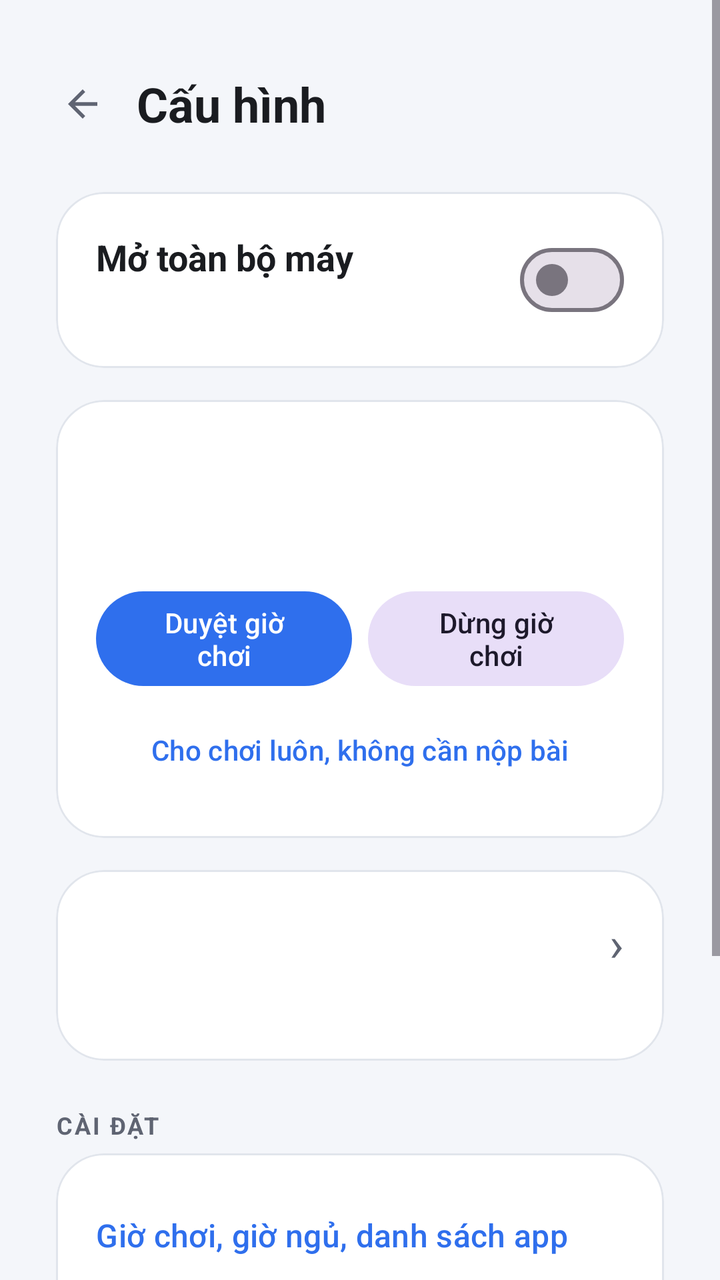
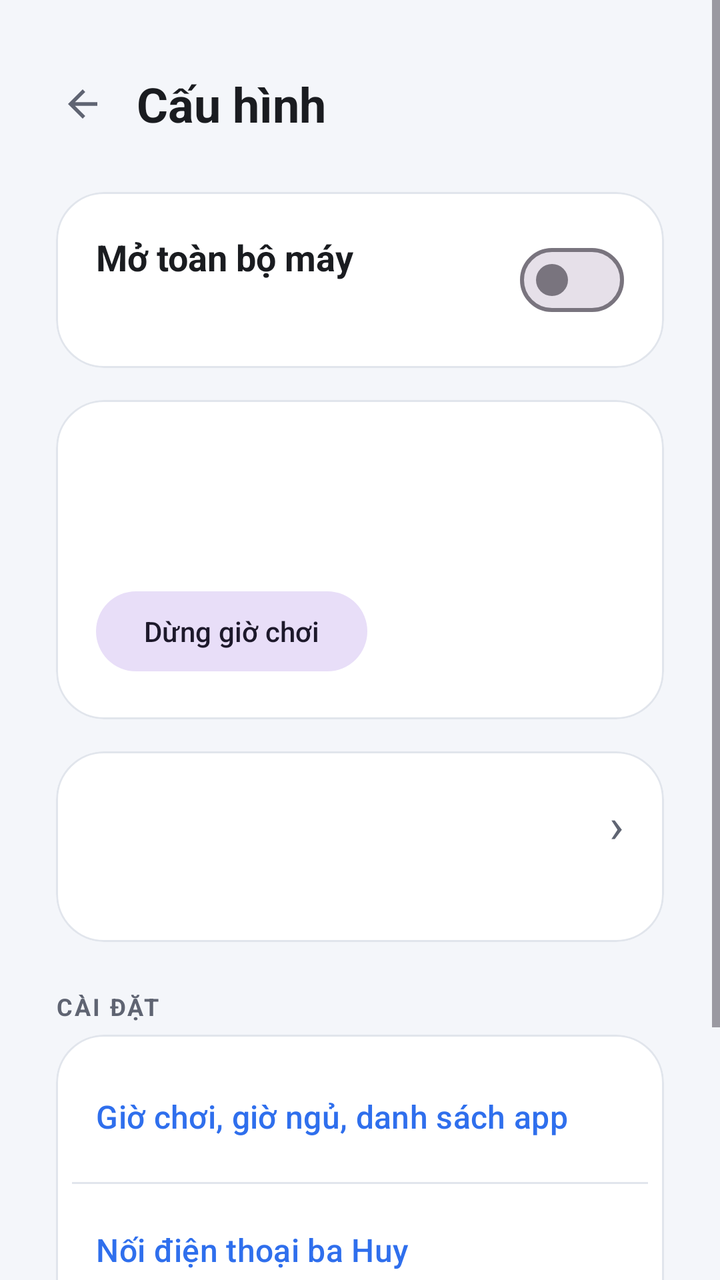

The first picture is an Android layout as it rendered before a commit; the second is the same layout after the commit. The layout source and the unified diff follow.
<!-- AndroidManifest.xml: application theme Theme.HomeworkGate -->
<!-- res/layout/activity_parent.xml -->
<?xml version="1.0" encoding="utf-8"?>
<androidx.constraintlayout.widget.ConstraintLayout
    xmlns:android="http://schemas.android.com/apk/res/android"
    xmlns:app="http://schemas.android.com/apk/res-auto"
    android:id="@+id/root"
    android:layout_width="match_parent"
    android:layout_height="match_parent">

    <ScrollView
        android:layout_width="0dp"
        android:layout_height="0dp"
        android:fillViewport="true"
        app:layout_constraintBottom_toBottomOf="parent"
        app:layout_constraintEnd_toEndOf="parent"
        app:layout_constraintStart_toStartOf="parent"
        app:layout_constraintTop_toTopOf="parent">

    <LinearLayout
        android:layout_width="match_parent"
        android:layout_height="wrap_content"
        android:orientation="vertical"
        android:padding="28dp">

        
        <LinearLayout
            android:layout_width="match_parent"
            android:layout_height="wrap_content"
            android:gravity="center_vertical">

            <com.google.android.material.button.MaterialButton
                android:id="@+id/btn_done"
                style="@style/Widget.Material3.Button.IconButton"
                android:layout_width="48dp"
                android:layout_height="48dp"
                android:layout_marginStart="-12dp"
                android:layout_marginEnd="4dp"
                android:contentDescription="Quay lại"
                app:icon="@drawable/st_ic_quay_lai"
                app:iconSize="22dp"
                app:iconTint="@color/ink_soft" />

            <TextView
                android:layout_width="0dp"
                android:layout_height="wrap_content"
                android:layout_weight="1"
                android:text="Cấu hình"
                android:textColor="@color/ink"
                android:textSize="24sp"
                android:textStyle="bold" />
        </LinearLayout>

        
        <com.google.android.material.card.MaterialCardView
            android:id="@+id/card_warning"
            style="@style/Card"
            android:layout_width="match_parent"
            android:layout_height="wrap_content"
            android:layout_marginTop="20dp"
            app:cardBackgroundColor="@color/alert_soft"
            android:visibility="gone">

            <LinearLayout
                android:layout_width="match_parent"
                android:layout_height="wrap_content"
                android:orientation="vertical"
                android:padding="18dp">

                <TextView
                    android:id="@+id/txt_warning_title"
                    android:layout_width="wrap_content"
                    android:layout_height="wrap_content"
                    android:textColor="@color/ink"
                    android:textSize="16sp"
                    android:textStyle="bold" />

                <LinearLayout
                    android:id="@+id/box_warning"
                    android:layout_width="match_parent"
                    android:layout_height="wrap_content"
                    android:layout_marginTop="4dp"
                    android:orientation="vertical" />
            </LinearLayout>
        </com.google.android.material.card.MaterialCardView>

        
        <com.google.android.material.card.MaterialCardView
            android:id="@+id/card_unlock"
            style="@style/Card"
            android:layout_width="match_parent"
            android:layout_height="wrap_content"
            android:layout_marginTop="20dp">

            <LinearLayout
                android:layout_width="match_parent"
                android:layout_height="wrap_content"
                android:gravity="center_vertical"
                android:padding="20dp">

                <LinearLayout
                    android:layout_width="0dp"
                    android:layout_height="wrap_content"
                    android:layout_weight="1"
                    android:layout_marginEnd="16dp"
                    android:orientation="vertical">

                    <TextView
                        android:layout_width="wrap_content"
                        android:layout_height="wrap_content"
                        android:text="Mở toàn bộ máy"
                        android:textColor="@color/ink"
                        android:textSize="18sp"
                        android:textStyle="bold" />

                    <TextView
                        android:id="@+id/txt_unlock_detail"
                        android:layout_width="match_parent"
                        android:layout_height="wrap_content"
                        android:layout_marginTop="4dp"
                        android:textColor="@color/ink_soft"
                        android:textSize="14sp" />
                </LinearLayout>

                <com.google.android.material.materialswitch.MaterialSwitch
                    android:id="@+id/sw_unlock"
                    android:layout_width="wrap_content"
                    android:layout_height="wrap_content" />
            </LinearLayout>
        </com.google.android.material.card.MaterialCardView>

        <com.google.android.material.card.MaterialCardView
            style="@style/Card"
            android:layout_width="match_parent"
            android:layout_height="wrap_content"
            android:layout_marginTop="16dp">

            <LinearLayout
                android:layout_width="match_parent"
                android:layout_height="wrap_content"
                android:orientation="vertical"
                android:padding="20dp">

                <TextView
                    android:id="@+id/txt_state"
                    android:layout_width="match_parent"
                    android:layout_height="wrap_content"
                    android:textColor="@color/ink"
                    android:textSize="20sp"
                    android:textStyle="bold" />

                <TextView
                    android:id="@+id/txt_detail"
                    android:layout_width="match_parent"
                    android:layout_height="wrap_content"
                    android:layout_marginTop="4dp"
                    style="@style/Text.Body" />

                <LinearLayout
                    android:layout_width="match_parent"
                    android:layout_height="wrap_content"
                    android:layout_marginTop="18dp">

                    <com.google.android.material.button.MaterialButton
                        android:id="@+id/btn_grant"
                        android:layout_width="0dp"
                        android:layout_height="wrap_content"
                        android:layout_weight="1"
                        android:layout_marginEnd="8dp"
                        android:text="Duyệt giờ chơi" />

                    
                    <com.google.android.material.button.MaterialButton
                        android:id="@+id/btn_lock"
                        style="@style/Widget.Material3.Button.TonalButton"
                        android:layout_width="0dp"
                        android:layout_height="wrap_content"
                        android:layout_weight="1"
                        android:text="Dừng giờ chơi" />
                </LinearLayout>

                
                <com.google.android.material.button.MaterialButton
                    android:id="@+id/btn_gift"
                    style="@style/Widget.Material3.Button.TextButton"
                    android:layout_width="match_parent"
                    android:layout_height="wrap_content"
                    android:layout_marginTop="4dp"
                    android:text="Cho chơi luôn, không cần nộp bài" />
            </LinearLayout>
        </com.google.android.material.card.MaterialCardView>

        
        <com.google.android.material.card.MaterialCardView
            android:id="@+id/card_thong_ke"
            style="@style/Card"
            android:layout_width="match_parent"
            android:layout_height="wrap_content"
            android:layout_marginTop="16dp"
            android:clickable="true"
            android:focusable="true">

            <LinearLayout
                android:layout_width="match_parent"
                android:layout_height="wrap_content"
                android:orientation="vertical"
                android:padding="20dp">

                <LinearLayout
                    android:layout_width="match_parent"
                    android:layout_height="wrap_content"
                    android:gravity="center_vertical">

                    <TextView
                        android:id="@+id/txt_thong_ke"
                        android:layout_width="0dp"
                        android:layout_height="wrap_content"
                        android:layout_weight="1"
                        android:textColor="@color/ink"
                        android:textSize="18sp"
                        android:textStyle="bold" />

                    <TextView
                        android:layout_width="wrap_content"
                        android:layout_height="wrap_content"
                        android:layout_marginStart="12dp"
                        android:text="›"
                        android:textColor="@color/ink_soft"
                        android:textSize="24sp" />
                </LinearLayout>

                <TextView
                    android:id="@+id/txt_thong_ke_detail"
                    style="@style/Text.Body"
                    android:layout_width="match_parent"
                    android:layout_height="wrap_content"
                    android:layout_marginTop="4dp"
                    android:textSize="14sp" />
            </LinearLayout>
        </com.google.android.material.card.MaterialCardView>

        
        <com.google.android.material.card.MaterialCardView
            android:id="@+id/card_man_chan"
            style="@style/Card"
            android:layout_width="match_parent"
            android:layout_height="wrap_content"
            android:layout_marginTop="16dp"
            android:visibility="gone">

            <LinearLayout
                android:layout_width="match_parent"
                android:layout_height="wrap_content"
                android:orientation="vertical"
                android:padding="18dp">

                <TextView
                    android:id="@+id/txt_man_chan"
                    android:layout_width="match_parent"
                    android:layout_height="wrap_content"
                    android:textColor="@color/ink"
                    android:textSize="16sp"
                    android:textStyle="bold" />

                <TextView
                    android:id="@+id/txt_man_chan_detail"
                    style="@style/Text.Body"
                    android:layout_width="match_parent"
                    android:layout_height="wrap_content"
                    android:layout_marginTop="4dp"
                    android:textSize="14sp" />

                <com.google.android.material.button.MaterialButton
                    android:id="@+id/btn_mo_chan"
                    android:layout_width="match_parent"
                    android:layout_height="wrap_content"
                    android:layout_marginTop="12dp"
                    android:textSize="16sp"
                    app:cornerRadius="18dp" />
            </LinearLayout>
        </com.google.android.material.card.MaterialCardView>

        <TextView
            android:layout_width="match_parent"
            android:layout_height="wrap_content"
            android:layout_marginTop="24dp"
            android:layout_marginBottom="6dp"
            android:text="CÀI ĐẶT"
            android:textColor="@color/ink_soft"
            android:textSize="12sp"
            android:letterSpacing="0.08"
            android:textStyle="bold" />

        <com.google.android.material.card.MaterialCardView
            style="@style/Card"
            android:layout_width="match_parent"
            android:layout_height="wrap_content">

            <LinearLayout
                android:layout_width="match_parent"
                android:layout_height="wrap_content"
                android:orientation="vertical"
                android:padding="8dp">

                <com.google.android.material.button.MaterialButton
                    android:id="@+id/btn_settings"
                    style="@style/Widget.Material3.Button.TextButton"
                    android:layout_width="match_parent"
                    android:layout_height="wrap_content"
                    android:gravity="start|center_vertical"
                    android:paddingVertical="18dp"
                    android:text="Giờ chơi, giờ ngủ, danh sách app"
                    android:textSize="16sp" />

                <View
                    android:layout_width="match_parent"
                    android:layout_height="1dp"
                    android:background="@color/line" />

                <com.google.android.material.button.MaterialButton
                    android:id="@+id/btn_noi_dien_thoai"
                    style="@style/Widget.Material3.Button.TextButton"
                    android:layout_width="match_parent"
                    android:layout_height="wrap_content"
                    android:gravity="start|center_vertical"
                    android:paddingVertical="18dp"
                    android:text="Nối điện thoại ba Huy"
                    android:textSize="16sp" />

                <View
                    android:layout_width="match_parent"
                    android:layout_height="1dp"
                    android:background="@color/line" />

                <com.google.android.material.button.MaterialButton
                    android:id="@+id/btn_allow_uninstall"
                    style="@style/Widget.Material3.Button.TextButton"
                    android:layout_width="match_parent"
                    android:layout_height="wrap_content"
                    android:gravity="start|center_vertical"
                    android:paddingVertical="18dp"
                    android:text="Cho phép gỡ app"
                    android:textSize="16sp" />
            </LinearLayout>
        </com.google.android.material.card.MaterialCardView>

        <TextView
            android:id="@+id/txt_note"
            android:layout_width="match_parent"
            android:layout_height="wrap_content"
            android:layout_marginTop="18dp"
            android:textColor="@color/ink_soft"
            android:textSize="14sp" />
    </LinearLayout>
</ScrollView>
</androidx.constraintlayout.widget.ConstraintLayout>
<!-- resources referenced by this layout -->
<resources>
  <color name="alert_soft">#FCEBE9</color>
  <color name="ink">#1A1C20</color>
  <color name="ink_soft">#5F6472</color>
  <color name="line">#E1E5EC</color>
  <!-- drawable st_ic_quay_lai (drawable) -->
  <vector xmlns:android="http://schemas.android.com/apk/res/android"
      android:width="24dp" android:height="24dp"
      android:viewportWidth="24" android:viewportHeight="24"
      android:autoMirrored="true">
      <path android:fillColor="#FFFFFF"
          android:pathData="M20,11H7.83l5.59,-5.59L12,4l-8,8 8,8 1.41,-1.41L7.83,13H20v-2z" />
  </vector>
  <style name="Card" parent="Widget.Material3.CardView.Elevated">
          
          <item name="cardBackgroundColor">@color/surface</item>
          <item name="cardCornerRadius">24dp</item>
          <item name="cardElevation">0dp</item>
          <item name="strokeWidth">1dp</item>
          <item name="strokeColor">@color/line</item>
      </style>
  <style name="Text.Body" parent="TextAppearance.Material3.BodyLarge">
          <item name="android:textColor">@color/ink_soft</item>
          <item name="android:textSize">17sp</item>
      </style>
  <style name="Theme.HomeworkGate" parent="Theme.Material3.Light.NoActionBar">
          <item name="colorPrimary">@color/brand</item>
          <item name="colorOnPrimary">#FFFFFF</item>
          <item name="colorPrimaryContainer">@color/brand_soft</item>
          <item name="colorOnPrimaryContainer">@color/brand_dark</item>
          <item name="android:colorBackground">@color/canvas</item>
          <item name="colorSurface">@color/surface</item>
          <item name="colorOnSurface">@color/ink</item>
          <item name="android:statusBarColor">@color/canvas</item>
          <item name="android:navigationBarColor">@color/canvas</item>
          <item name="android:windowLightStatusBar">true</item>
          <item name="android:windowLightNavigationBar">true</item>
      </style>
  <color name="surface">#FFFFFF</color>
  <color name="brand">#2F6FED</color>
  <color name="brand_soft">#E8F0FE</color>
  <color name="brand_dark">#1B4FC0</color>
  <color name="canvas">#F4F6FA</color>
</resources>

<!-- the commit's change to res/layout/activity_parent.xml (unified diff, before → after) -->
@@ -159,32 +159,15 @@
                     android:layout_height="wrap_content"
                     android:layout_marginTop="18dp">
 
-                    <com.google.android.material.button.MaterialButton
-                        android:id="@+id/btn_grant"
-                        android:layout_width="0dp"
-                        android:layout_height="wrap_content"
-                        android:layout_weight="1"
-                        android:layout_marginEnd="8dp"
-                        android:text="Duyệt giờ chơi" />
-
                     
                     <com.google.android.material.button.MaterialButton
                         android:id="@+id/btn_lock"
                         style="@style/Widget.Material3.Button.TonalButton"
-                        android:layout_width="0dp"
-                        android:layout_height="wrap_content"
-                        android:layout_weight="1"
+                        android:layout_width="wrap_content"
+                        android:layout_height="wrap_content"
                         android:text="Dừng giờ chơi" />
                 </LinearLayout>
 
-                
-                <com.google.android.material.button.MaterialButton
-                    android:id="@+id/btn_gift"
-                    style="@style/Widget.Material3.Button.TextButton"
-                    android:layout_width="match_parent"
-                    android:layout_height="wrap_content"
-                    android:layout_marginTop="4dp"
-                    android:text="Cho chơi luôn, không cần nộp bài" />
             </LinearLayout>
         </com.google.android.material.card.MaterialCardView>
 
